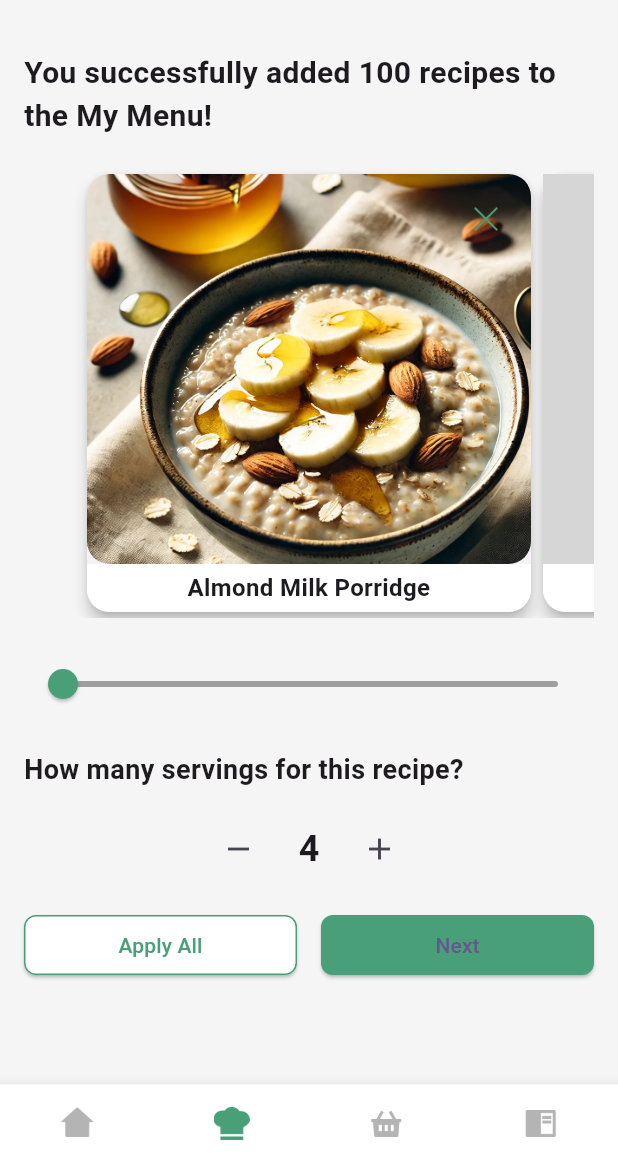
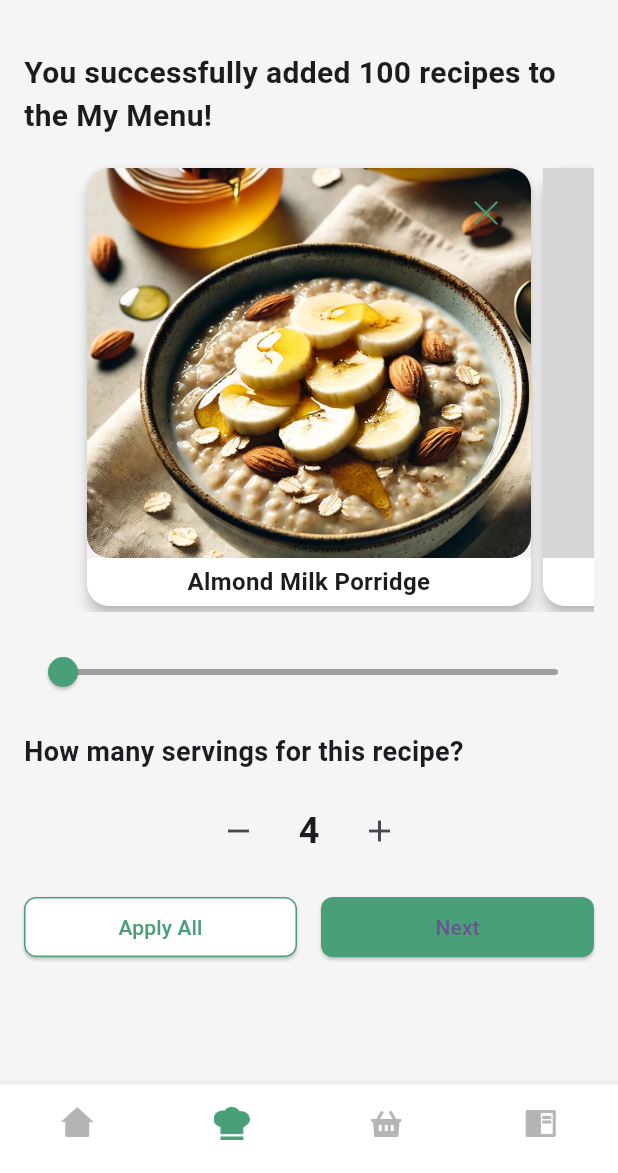
Before and after one commit to aadityayadav17/binarybandits, a Flutter app: the RecipeOverviewScreen screen opened directly, on a phone screen of 412 x 824 dp, the part 63-1236 px from its top. Run offline on Flutter 3.47's test engine with Material 3 defaults, Android fonts, the phone set to English and light mode, and no system bars; our stand-ins replace country_code_picker, dropdown_button2, firebase_core, google_fonts; accounts and stored records are empty; grey boxes are pictures that could not be loaded.

Commit message:
Recipe Overview (17/n) - Gaps Changed

```diff
--- a/lib/screens/recipe_overview_screen.dart
+++ b/lib/screens/recipe_overview_screen.dart
@@ -79,7 +79,7 @@ class _RecipeOverviewScreenState extends State<RecipeOverviewScreen> {
                         fontWeight: FontWeight.bold,
                       ),
                     ),
-                    const SizedBox(height: 20),
+                    const SizedBox(height: 16),
                     SizedBox(
                       height: 300,
                       child: PageView.builder(
@@ -193,7 +193,7 @@ class _RecipeOverviewScreenState extends State<RecipeOverviewScreen> {
                         },
                       ),
                     ),
-                    const SizedBox(height: 20),
+                    const SizedBox(height: 16),
                     Slider(
                       value: _currentRecipeIndex.toDouble(),
                       min: 0,
@@ -210,7 +210,7 @@ class _RecipeOverviewScreenState extends State<RecipeOverviewScreen> {
                         _pageController?.jumpToPage(_currentRecipeIndex);
                       },
                     ),
-                    const SizedBox(height: 20),
+                    const SizedBox(height: 16),
                     const Text(
                       'How many servings for this recipe?',
                       style:
```
